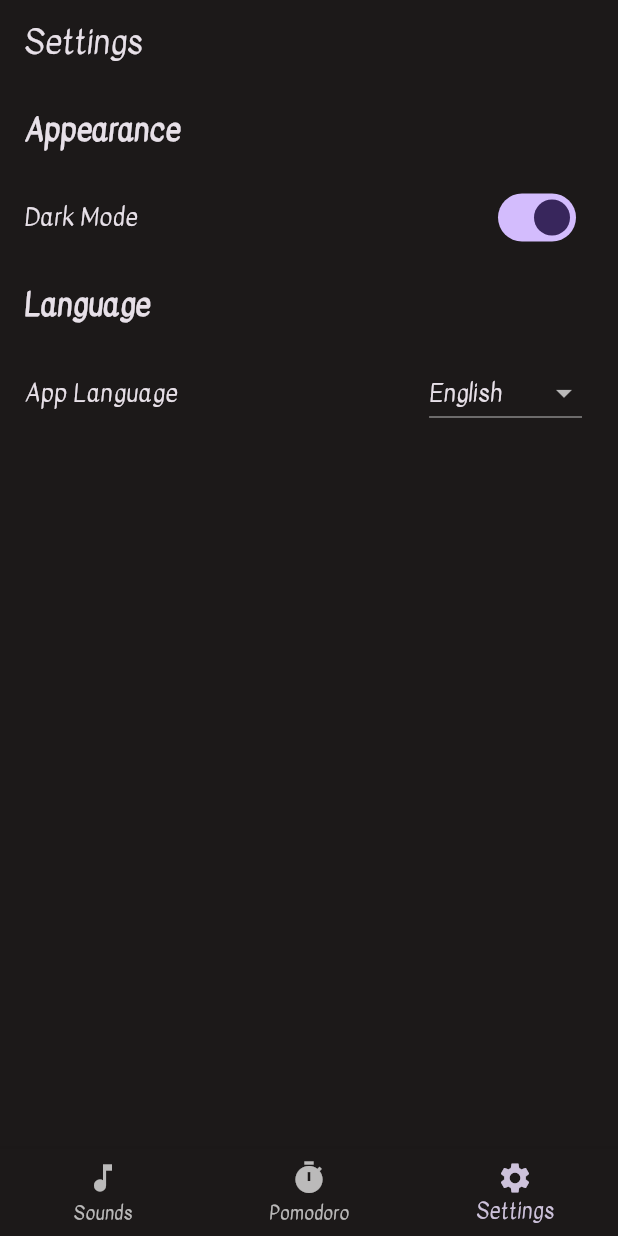
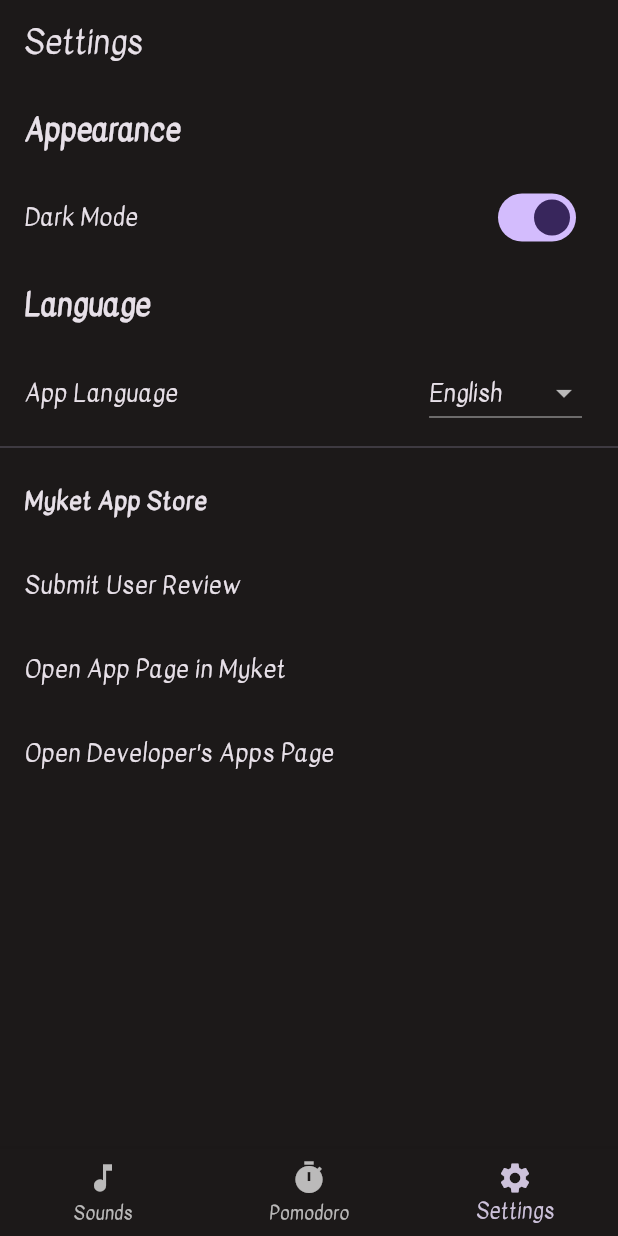
Before and after one commit to MatinMollapur01/OpenHarmoni, a Flutter app: the screen it shows after launch, item 3 of the bottom bar chosen, on a phone screen of 412 x 824 dp. Run offline on Flutter 3.47's test engine with Material 3 defaults, Android fonts, the phone set to English and light mode, and no system bars; our stand-ins replace audioplayers, flutter_local_notifications, sqflite; accounts and stored records are empty; generated files the repository leaves out were written again.

Commit message:
Myket Intents Added

```diff
--- a/lib/l10n/app_ar.arb
+++ b/lib/l10n/app_ar.arb
@@ -45,5 +45,21 @@
   "wind": "الرياح",
   "fire": "النار",
   "brownNoise": "الضوضاء البنية",
-  "pinkNoise": "الضوضاء الوردية"
+  "pinkNoise": "الضوضاء الوردية",
+  "myketAppStore": "متجر تطبيقات مايكت",
+  "@myketAppStore": {
+    "description": "Title for Myket App Store section"
+  },
+  "submitUserReview": "إرسال تقييم المستخدم",
+  "@submitUserReview": {
+    "description": "Button to submit a user review"
+  },
+  "openAppPageInMyket": "فتح صفحة التطبيق في مايكت",
+  "@openAppPageInMyket": {
+    "description": "Button to open the app page in Myket"
+  },
+  "openDeveloperAppsPage": "فتح صفحة تطبيقات المطور",
+  "@openDeveloperAppsPage": {
+    "description": "Button to open the developer's apps page"
+  }
 }
--- a/lib/l10n/app_az.arb
+++ b/lib/l10n/app_az.arb
@@ -45,5 +45,21 @@
   "wind": "Külək",
   "fire": "Od",
   "brownNoise": "Qəhvəyi Səs-küy",
-  "pinkNoise": "Çəhrayı Səs-küy"
+  "pinkNoise": "Çəhrayı Səs-küy",
+  "myketAppStore": "Myket Tətbiq Mağazası",
+  "@myketAppStore": {
+    "description": "Title for Myket App Store section"
+  },
+  "submitUserReview": "İstifadəçi Rəyini Göndər",
+  "@submitUserReview": {
+    "description": "Button to submit a user review"
+  },
+  "openAppPageInMyket": "Tətbiq Səhifəsini Myket-də Aç",
+  "@openAppPageInMyket": {
+    "description": "Button to open the app page in Myket"
+  },
+  "openDeveloperAppsPage": "Tərtibatçının Tətbiqlər Səhifəsini Aç",
+  "@openDeveloperAppsPage": {
+    "description": "Button to open the developer's apps page"
+  }
 }
--- a/lib/l10n/app_en.arb
+++ b/lib/l10n/app_en.arb
@@ -45,5 +45,21 @@
   "wind": "Wind",
   "fire": "Fire",
   "brownNoise": "Brown Noise",
-  "pinkNoise": "Pink Noise"
+  "pinkNoise": "Pink Noise",
+  "myketAppStore": "Myket App Store",
+  "@myketAppStore": {
+    "description": "Title for Myket App Store section"
+  },
+  "submitUserReview": "Submit User Review",
+  "@submitUserReview": {
+    "description": "Button to submit a user review"
+  },
+  "openAppPageInMyket": "Open App Page in Myket",
+  "@openAppPageInMyket": {
+    "description": "Button to open the app page in Myket"
+  },
+  "openDeveloperAppsPage": "Open Developer's Apps Page",
+  "@openDeveloperAppsPage": {
+    "description": "Button to open the developer's apps page"
+  }
 }
--- a/lib/l10n/app_es.arb
+++ b/lib/l10n/app_es.arb
@@ -45,5 +45,21 @@
   "wind": "Viento",
   "fire": "Fuego",
   "brownNoise": "Ruido marrón",
-  "pinkNoise": "Ruido rosa"
+  "pinkNoise": "Ruido rosa",
+  "myketAppStore": "Tienda de aplicaciones Myket",
+  "@myketAppStore": {
+    "description": "Title for Myket App Store section"
+  },
+  "submitUserReview": "Enviar reseña de usuario",
+  "@submitUserReview": {
+    "description": "Button to submit a user review"
+  },
+  "openAppPageInMyket": "Abrir página de la aplicación en Myket",
+  "@openAppPageInMyket": {
+    "description": "Button to open the app page in Myket"
+  },
+  "openDeveloperAppsPage": "Abrir página de aplicaciones del desarrollador",
+  "@openDeveloperAppsPage": {
+    "description": "Button to open the developer's apps page"
+  }
 }
--- a/lib/l10n/app_fa.arb
+++ b/lib/l10n/app_fa.arb
@@ -45,5 +45,21 @@
   "wind": "باد",
   "fire": "آتش",
   "brownNoise": "نویز قهوه‌ای",
-  "pinkNoise": "نویز صورتی"
+  "pinkNoise": "نویز صورتی",
+  "myketAppStore": "فروشگاه اپلیکیشن مایکت",
+  "@myketAppStore": {
+    "description": "Title for Myket App Store section"
+  },
+  "submitUserReview": "ارسال نظر کاربر",
+  "@submitUserReview": {
+    "description": "Button to submit a user review"
+  },
+  "openAppPageInMyket": "باز کردن صفحه برنامه در مایکت",
+  "@openAppPageInMyket": {
+    "description": "Button to open the app page in Myket"
+  },
+  "openDeveloperAppsPage": "باز کردن صفحه برنامه‌های توسعه‌دهنده",
+  "@openDeveloperAppsPage": {
+    "description": "Button to open the developer's apps page"
+  }
 }
--- a/lib/l10n/app_ru.arb
+++ b/lib/l10n/app_ru.arb
@@ -45,5 +45,21 @@
   "wind": "Ветер",
   "fire": "Огонь",
   "brownNoise": "Коричневый шум",
-  "pinkNoise": "Розовый шум"
+  "pinkNoise": "Розовый шум",
+  "myketAppStore": "Магазин приложений Myket",
+  "@myketAppStore": {
+    "description": "Title for Myket App Store section"
+  },
+  "submitUserReview": "Отправить отзыв пользователя",
+  "@submitUserReview": {
+    "description": "Button to submit a user review"
+  },
+  "openAppPageInMyket": "Открыть страницу приложения в Myket",
+  "@openAppPageInMyket": {
+    "description": "Button to open the app page in Myket"
+  },
+  "openDeveloperAppsPage": "Открыть страницу приложений разработчика",
+  "@openDeveloperAppsPage": {
+    "description": "Button to open the developer's apps page"
+  }
 }
--- a/lib/l10n/app_tr.arb
+++ b/lib/l10n/app_tr.arb
@@ -45,5 +45,21 @@
   "wind": "Rüzgar",
   "fire": "Ateş",
   "brownNoise": "Kahverengi Gürültü",
-  "pinkNoise": "Pembe Gürültü"
+  "pinkNoise": "Pembe Gürültü",
+  "myketAppStore": "Myket Uygulama Mağazası",
+  "@myketAppStore": {
+    "description": "Title for Myket App Store section"
+  },
+  "submitUserReview": "Kullanıcı Değerlendirmesi Gönder",
+  "@submitUserReview": {
+    "description": "Button to submit a user review"
+  },
+  "openAppPageInMyket": "Myket'te Uygulama Sayfasını Aç",
+  "@openAppPageInMyket": {
+    "description": "Button to open the app page in Myket"
+  },
+  "openDeveloperAppsPage": "Geliştirici Uygulamaları Sayfasını Aç",
+  "@openDeveloperAppsPage": {
+    "description": "Button to open the developer's apps page"
+  }
 }
--- a/lib/l10n/app_zh.arb
+++ b/lib/l10n/app_zh.arb
@@ -45,5 +45,21 @@
   "wind": "风声",
   "fire": "火焰",
   "brownNoise": "棕色噪音",
-  "pinkNoise": "粉红噪音"
+  "pinkNoise": "粉红噪音",
+  "myketAppStore": "Myket应用商店",
+  "@myketAppStore": {
+    "description": "Title for Myket App Store section"
+  },
+  "submitUserReview": "提交用户评价",
+  "@submitUserReview": {
+    "description": "Button to submit a user review"
+  },
+  "openAppPageInMyket": "在Myket中打开应用页面",
+  "@openAppPageInMyket": {
+    "description": "Button to open the app page in Myket"
+  },
+  "openDeveloperAppsPage": "打开开发者应用页面",
+  "@openDeveloperAppsPage": {
+    "description": "Button to open the developer's apps page"
+  }
 }
--- a/lib/screens/settings_screen.dart
+++ b/lib/screens/settings_screen.dart
@@ -1,8 +1,7 @@
 import 'package:flutter/material.dart';
 import 'package:provider/provider.dart';
 import '../main.dart';
-// Remove this line if not needed
-// import 'package:flutter_gen/gen_l10n/app_localizations.dart';
+import 'package:url_launcher/url_launcher.dart';
 
 class SettingsScreen extends StatelessWidget {
   const SettingsScreen({super.key});
@@ -20,6 +19,19 @@ class SettingsScreen extends StatelessWidget {
 
 class _SettingsContent extends StatelessWidget {
   const _SettingsContent();
+
+  Future<void> _launchUrl(BuildContext context, String url) async {
+    final uri = Uri.parse(url);
+    if (await canLaunchUrl(uri)) {
+      await launchUrl(uri);
+    } else {
+      if (context.mounted) {
+        ScaffoldMessenger.of(context).showSnackBar(
+          SnackBar(content: Text('Could not launch $url')),
+        );
+      }
+    }
+  }
 
   @override
   Widget build(BuildContext context) {
@@ -74,6 +86,22 @@ class _SettingsContent extends StatelessWidget {
             }).toList(),
           ),
         ),
+        const Divider(),
+        ListTile(
+          title: Text(context.l10n.myketAppStore, style: const TextStyle(fontWeight: FontWeight.bold)),
+        ),
+        ListTile(
+          title: Text(context.l10n.submitUserReview),
+          onTap: () => _launchUrl(context, 'myket://comment/com.example.openharmoni'),
+        ),
+        ListTile(
+          title: Text(context.l10n.openAppPageInMyket),
+          onTap: () => _launchUrl(context, 'myket://details?id=com.example.openharmoni'),
+        ),
+        ListTile(
+          title: Text(context.l10n.openDeveloperAppsPage),
+          onTap: () => _launchUrl(context, 'myket://developer/dev-76064'),
+        ),
       ],
     );
   }
--- a/pubspec.yaml
+++ b/pubspec.yaml
@@ -3,7 +3,7 @@ description: "A Flutter application for relaxation and productivity using the Po
 
 publish_to: 'none'
 
-version: 1.0.0+1  # Increment this as needed for future releases
+version: 1.0.1+2  # Increment this as needed for future releases
 
 environment:
   sdk: ^3.5.1
@@ -21,6 +21,7 @@ dependencies:
   sqflite: ^2.3.2
   path: ^1.8.3
   flutter_local_notifications: ^17.2.2
+  url_launcher: ^6.3.0
 
 dev_dependencies:
   flutter_test:
```
Also changed, not shown: pubspec.lock, 6 other files.
